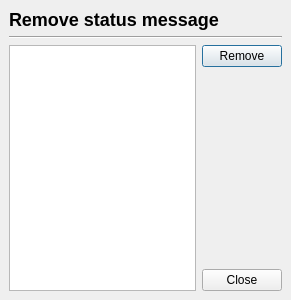
The window that widgets/statuseditor.ui (xmpp-graveyard/jabbim) describes before a commit, drawn with Qt 5.
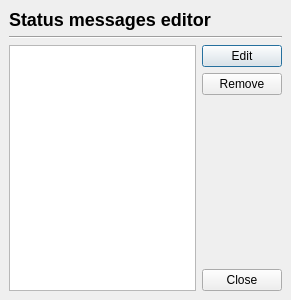
The same window after the commit. Icons and pictures are not drawn.

```diff
--- a/widgets/statuseditor.ui
+++ b/widgets/statuseditor.ui
@@ -10,7 +10,10 @@
    </rect>
   </property>
   <property name="windowTitle" >
-   <string>Remove message</string>
+   <string>Status message Editor</string>
+  </property>
+  <property name="windowIcon" >
+   <iconset>images/16x16/apps/jabbim.png</iconset>
   </property>
   <layout class="QGridLayout" >
    <property name="margin" >
@@ -19,14 +22,14 @@
    <property name="spacing" >
     <number>6</number>
    </property>
-   <item row="2" column="1" colspan="2" >
-    <widget class="QPushButton" name="removeStatus" >
+   <item row="2" column="1" >
+    <widget class="QPushButton" name="editStatus" >
      <property name="text" >
-      <string>Remove</string>
+      <string>Edit</string>
      </property>
     </widget>
    </item>
-   <item rowspan="3" row="2" column="0" >
+   <item rowspan="4" row="2" column="0" >
     <widget class="QListWidget" name="statusList" >
      <property name="iconSize" >
       <size>
@@ -36,43 +39,50 @@
      </property>
     </widget>
    </item>
-   <item row="0" column="0" colspan="3" >
-    <widget class="QLabel" name="label" >
-     <property name="text" >
-      <string>&lt;html>&lt;head>&lt;meta name="qrichtext" content="1" />&lt;style type="text/css">
-p, li { white-space: pre-wrap; }
-&lt;/style>&lt;/head>&lt;body style=" font-family:'DejaVu Sans'; font-size:9pt; font-weight:400; font-style:normal; text-decoration:none;">
-&lt;p style=" margin-top:16px; margin-bottom:12px; margin-left:0px; margin-right:0px; -qt-block-indent:0; text-indent:0px; font-size:x-large; font-weight:600;">&lt;span style=" font-size:x-large;">Remove status message&lt;/span>&lt;/p>&lt;/body>&lt;/html></string>
-     </property>
-    </widget>
-   </item>
-   <item row="4" column="1" colspan="2" >
-    <widget class="QPushButton" name="pushButton" >
-     <property name="text" >
-      <string>Close</string>
-     </property>
-    </widget>
-   </item>
-   <item row="1" column="0" colspan="3" >
-    <widget class="Line" name="line" >
-     <property name="orientation" >
-      <enum>Qt::Horizontal</enum>
-     </property>
-    </widget>
-   </item>
    <item row="3" column="1" >
+    <widget class="QPushButton" name="removeStatus" >
+     <property name="text" >
+      <string>Remove</string>
+     </property>
+    </widget>
+   </item>
+   <item row="4" column="1" >
     <spacer>
      <property name="orientation" >
       <enum>Qt::Vertical</enum>
      </property>
      <property name="sizeHint" >
       <size>
-       <width>20</width>
-       <height>141</height>
+       <width>35</width>
+       <height>111</height>
       </size>
      </property>
     </spacer>
    </item>
+   <item row="1" column="0" colspan="2" >
+    <widget class="Line" name="line" >
+     <property name="orientation" >
+      <enum>Qt::Horizontal</enum>
+     </property>
+    </widget>
+   </item>
+   <item row="5" column="1" >
+    <widget class="QPushButton" name="pushButton" >
+     <property name="text" >
+      <string>Close</string>
+     </property>
+    </widget>
+   </item>
+   <item row="0" column="0" colspan="2" >
+    <widget class="QLabel" name="label" >
+     <property name="text" >
+      <string>&lt;html>&lt;head>&lt;meta name="qrichtext" content="1" />&lt;style type="text/css">
+p, li { white-space: pre-wrap; }
+&lt;/style>&lt;/head>&lt;body style=" font-family:'DejaVu Sans'; font-size:9pt; font-weight:400; font-style:normal; text-decoration:none;">
+&lt;p style=" margin-top:16px; margin-bottom:12px; margin-left:0px; margin-right:0px; -qt-block-indent:0; text-indent:0px; font-size:x-large; font-weight:600;">&lt;span style=" font-size:x-large;">Status messages editor&lt;/span>&lt;/p>&lt;/body>&lt;/html></string>
+     </property>
+    </widget>
+   </item>
   </layout>
  </widget>
  <resources/>
```
